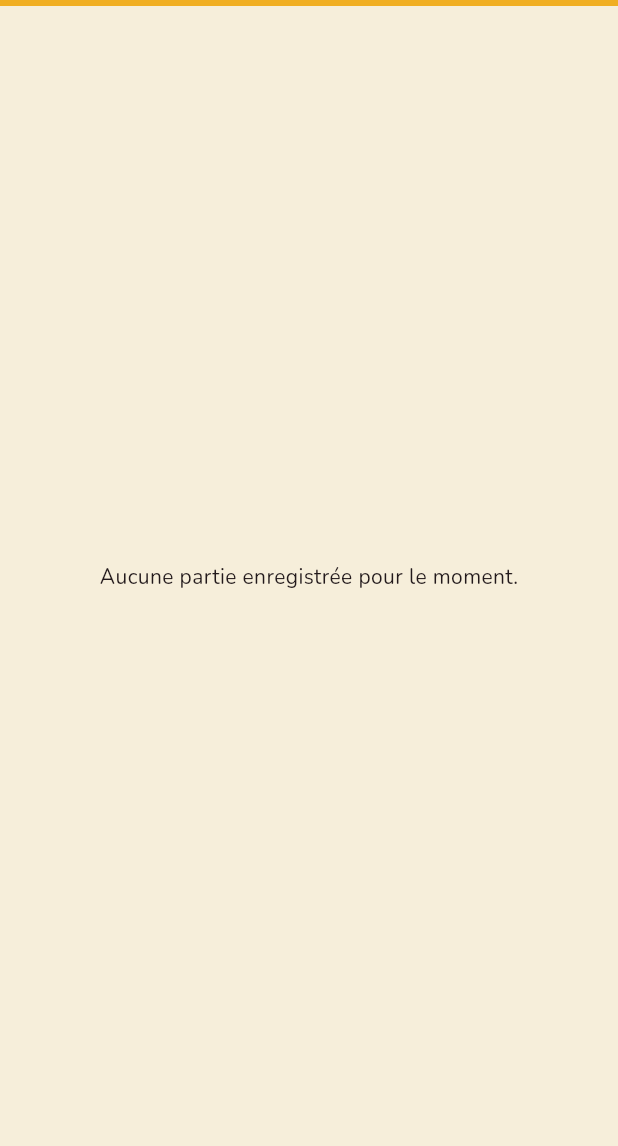
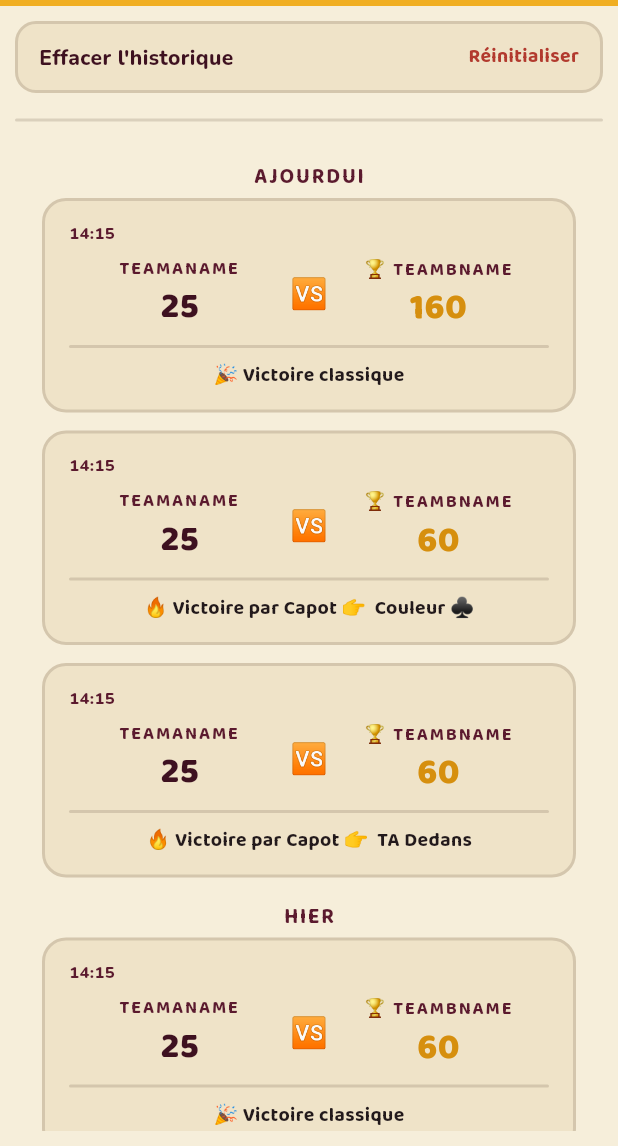
Before and after one commit to RHFanambinantsoa/score_belote_flutter, a Flutter app: the HomeScreen screen opened directly, after a tap on "Historique", on a phone screen of 412 x 824 dp, the part 90-1236 px from its top. Run offline on Flutter 3.47's test engine with Material 3 defaults, Android fonts, the phone set to English and light mode, and no system bars; our stand-ins replace dotted_border, isar; accounts and stored records are empty.

Commit message:
style : redesign history screen

```diff
--- a/lib/constants/app_strings.dart
+++ b/lib/constants/app_strings.dart
@@ -43,6 +43,7 @@ class AppStrings {
   static const String binEmoji = '🗑️';
   static const String versusEmoji = '🆚';
   static const String trophyEmoji = '🏆';
+  static const String cardEmoji = '🃏';
 
   static const String clubsSymbol = '♣';
   static const String diamondsSymbol = '♦';
--- /dev/null
+++ b/lib/constants/fake_datas.dart
@@ -0,0 +1,43 @@
+import 'package:score_belote/widgets/history_card.dart';
+
+class FakeDatas {
+  FakeDatas._();
+  static const List<GameHistoryItem> fakeItems = [
+    GameHistoryItem(
+      dateLabel: "Ajourdui",
+      time: "14:15",
+      teamAName: "teamAName",
+      teamBName: "teamBName",
+      scoreA: 25,
+      scoreB: 160,
+      capotWinGameName: "",
+    ),
+    GameHistoryItem(
+      dateLabel: "Ajourdui",
+      time: "14:15",
+      teamAName: "teamAName",
+      teamBName: "teamBName",
+      scoreA: 25,
+      scoreB: 60,
+      capotWinGameName: "Couleur ♣",
+    ),
+    GameHistoryItem(
+      dateLabel: "Ajourdui",
+      time: "14:15",
+      teamAName: "teamAName",
+      teamBName: "teamBName",
+      scoreA: 25,
+      scoreB: 60,
+      capotWinGameName: "TA Dedans",
+    ),
+    GameHistoryItem(
+      dateLabel: "Hier",
+      time: "14:15",
+      teamAName: "teamAName",
+      teamBName: "teamBName",
+      scoreA: 25,
+      scoreB: 60,
+      capotWinGameName: "",
+    ),
+  ];
+}
--- a/lib/screens/history_screen.dart
+++ b/lib/screens/history_screen.dart
@@ -1,16 +1,114 @@
 import 'package:flutter/material.dart';
+import 'package:score_belote/constants/app_strings.dart';
+import 'package:score_belote/theme/app_colors.dart';
+import 'package:score_belote/theme/app_text_styles.dart';
+import 'package:score_belote/widgets/delete_history_button.dart';
+import 'package:score_belote/widgets/history_card.dart';
 import 'package:score_belote/widgets/topbar.dart';
 
 class HistoryScreen extends StatelessWidget {
-  const HistoryScreen({super.key});
+  final List<GameHistoryItem> items;
+  // games.sort((a, b) => b.date.compareTo(a.date));
+  const HistoryScreen({super.key, required this.items});
 
   @override
   Widget build(BuildContext context) {
     return Scaffold(
-      appBar: AppTopBar(title: 'Historique'),
-      body: const Center(
-        child: Text('Aucune partie enregistrée pour le moment.'),
+      appBar: AppTopBar(title: AppStrings.history),
+      backgroundColor: AppColors.cream,
+      body: items.isEmpty ? const _EmptyHistory() : _HistoryList(items: items),
+    );
+  }
+}
+
+class _EmptyHistory extends StatelessWidget {
+  const _EmptyHistory();
+
+  @override
+  Widget build(BuildContext context) {
+    return Center(
+      child: Padding(
+        padding: const EdgeInsets.symmetric(horizontal: 30),
+        child: Column(
+          mainAxisSize: MainAxisSize.min,
+          children: [
+            const Text(AppStrings.cardEmoji, style: TextStyle(fontSize: 36)),
+            const SizedBox(height: 10),
+            Text(
+              AppStrings.emptyHistoryMessage,
+              textAlign: TextAlign.center,
+              style: AppTextStyles.bodyBold.copyWith(
+                color: AppColors.wine.withValues(alpha: 0.7),
+                fontSize: 13,
+              ),
+            ),
+          ],
+        ),
       ),
     );
   }
 }
+
+class _HistoryList extends StatelessWidget {
+  final List<GameHistoryItem> items;
+  const _HistoryList({required this.items});
+
+  @override
+  Widget build(BuildContext context) {
+    // Regroupe les parties consécutives ayant le même dateLabel sous un
+    // seul en-tête de section
+    return Padding(
+      padding: EdgeInsets.all(10),
+      child: Column(
+        spacing: 5,
+        children: [
+          _rowExpanded(
+            AppDeleteHistoryButton(onPressed: () => print(items.length)),
+          ),
+          Container(
+            height: 2,
+            margin: const EdgeInsets.symmetric(vertical: 2),
+            decoration: BoxDecoration(
+              color: AppColors.brown.withValues(alpha: 0.15),
+              borderRadius: BorderRadius.circular(2),
+            ),
+          ),
+          Expanded(
+            child: ListView.builder(
+              padding: const EdgeInsets.fromLTRB(18, 16, 18, 20),
+              itemCount: items.length,
+              itemBuilder: (context, i) {
+                final item = items[i];
+                final showDateLabel =
+                    i == 0 || items[i - 1].dateLabel != item.dateLabel;
+                //regroupe les même dates
+
+                return Column(
+                  crossAxisAlignment: CrossAxisAlignment.start,
+                  children: [
+                    if (showDateLabel)
+                      _groupLabel(item.dateLabel.toUpperCase()),
+                    HistoryCard(item: item),
+                    const SizedBox(height: 12),
+                  ],
+                );
+              },
+            ),
+          ),
+        ],
+      ),
+    );
+  }
+}
+
+Widget _rowExpanded(Widget child) => Row(children: [Expanded(child: child)]);
+
+Widget _groupLabel(String text) => Padding(
+  padding: const EdgeInsets.all(4),
+  child: Center(
+    child: Text(
+      text,
+      style: AppTextStyles.sectionLabel.copyWith(fontWeight: FontWeight.w700),
+    ),
+  ),
+);
--- a/lib/screens/home_screen.dart
+++ b/lib/screens/home_screen.dart
@@ -1,4 +1,5 @@
 import 'package:flutter/material.dart';
+import 'package:score_belote/constants/fake_datas.dart';
 import 'package:score_belote/screens/history_screen.dart';
 import 'package:score_belote/screens/new_game_screen.dart';
 import 'package:score_belote/screens/settings_screen.dart';
@@ -54,7 +55,10 @@ class HomeScreen extends StatelessWidget {
               const SizedBox(height: 12),
               AppSecondaryButton(
                 label: AppStrings.history,
-                onPressed: () => _navigateTo(context, const HistoryScreen()),
+                onPressed: () => _navigateTo(
+                  context,
+                  HistoryScreen(items: FakeDatas.fakeItems),
+                ),
               ),
               const SizedBox(height: 12),
               AppGhostButton(
--- a/lib/widgets/history_card.dart
+++ b/lib/widgets/history_card.dart
@@ -10,6 +10,7 @@ class GameHistoryItem {
   final String teamBName;
   final int scoreA;
   final int scoreB;
+  final String capotWinGameName;
 
   const GameHistoryItem({
     required this.dateLabel,
@@ -18,6 +19,7 @@ class GameHistoryItem {
     required this.teamBName,
     required this.scoreA,
     required this.scoreB,
+    required this.capotWinGameName,
   });
 
   bool get aWins => scoreA > scoreB;
@@ -25,19 +27,12 @@ class GameHistoryItem {
 
 class HistoryCard extends StatelessWidget {
   final GameHistoryItem item;
-  final String capotWinGameName;
 
-  const HistoryCard({
-    super.key,
-    required this.item,
-    required this.capotWinGameName,
-  });
+  const HistoryCard({super.key, required this.item});
 
   @override
   Widget build(BuildContext context) {
-    return Column(
-      children: [
-        Container(
+    return Container(
       padding: const EdgeInsets.symmetric(horizontal: 16, vertical: 14),
       decoration: BoxDecoration(
         color: AppColors.cream2,
@@ -65,24 +60,17 @@ class HistoryCard extends StatelessWidget {
           ),
           Row(
             children: [
-                  Expanded(
-                    child: _side(item.teamAName, item.scoreA, item.aWins),
-                  ),
+              Expanded(child: _side(item.teamAName, item.scoreA, item.aWins)),
               const Text(
                 AppStrings.versusEmoji,
                 style: TextStyle(color: AppColors.wine, fontSize: 20),
               ),
-                  Expanded(
-                    child: _side(item.teamBName, item.scoreB, !item.aWins),
-                  ),
+              Expanded(child: _side(item.teamBName, item.scoreB, !item.aWins)),
             ],
           ),
-              _aboutSection(capotWinGameName),
+          _aboutSection(item.capotWinGameName),
         ],
       ),
-        ),
-        const SizedBox(height: 20),
-      ],
     );
   }
 }
```
Lines whose indentation alone changed are shown as unchanged.
